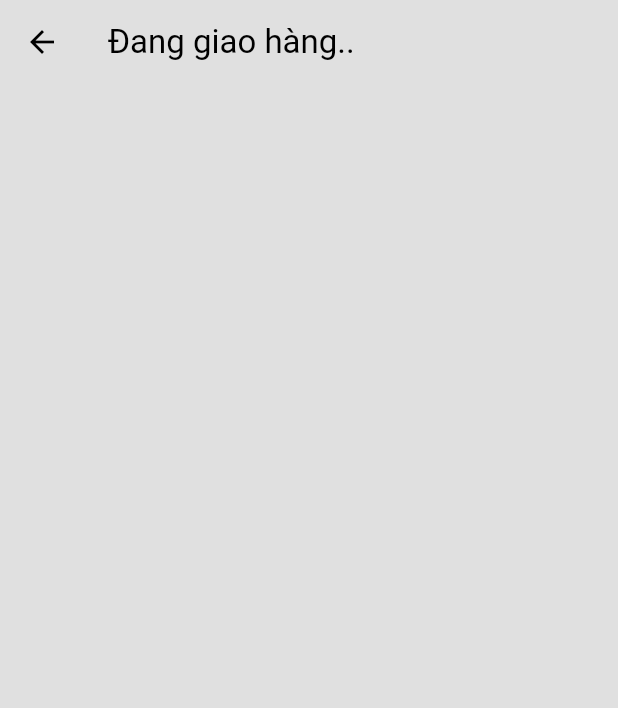
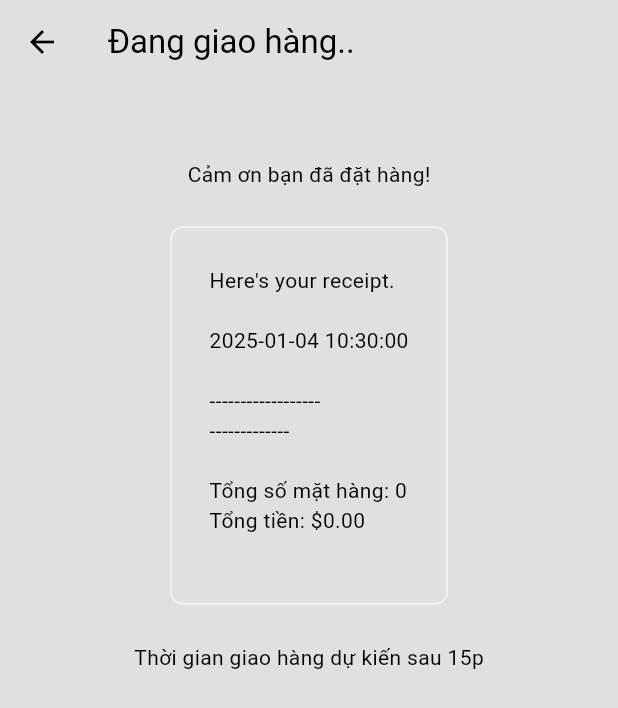
Before and after one commit to 9054NguyenCongKhanh/drink_app1, a Flutter app: the DeliveryProgressPage screen opened directly, on a phone screen of 412 x 824 dp. Shown: the top 708 px of the screen. Run offline on Flutter 3.47's test engine with Material 3 defaults, Android fonts, the light colour scheme and no system bars; our stand-ins replace flutter_credit_card.

Commit message:
Tạo hóa đơn và FE hóa đơn

```diff
--- /dev/null
+++ b/lib/components/my_receipt.dart
@@ -0,0 +1,37 @@
+import 'package:drink_app1/models/restaurant.dart';
+import 'package:flutter/material.dart';
+import 'package:provider/provider.dart';
+
+class MyReceipt extends StatelessWidget {
+  const MyReceipt({super.key});
+
+  @override
+  Widget build(BuildContext context) {
+    return Padding(
+      padding: const EdgeInsets.only(left: 25, right: 25, bottom: 25, top: 50),
+      child: Center(
+        child: Column(
+          mainAxisAlignment: MainAxisAlignment.center,
+          children: [
+            const Text("Cảm ơn bạn đã đặt hàng!"),
+            const SizedBox(height: 25),
+            Container(
+              decoration: BoxDecoration(
+                border:
+                    Border.all(color: Theme.of(context).colorScheme.secondary),
+                borderRadius: BorderRadius.circular(8),
+              ),
+              padding: const EdgeInsets.all(25),
+              child: Consumer<Restaurant>(
+                builder: (context, restaurant, child) =>
+                    Text(restaurant.displayCartReceipt()),
+              ),
+            ),
+            const SizedBox(height: 25),
+            const Text("Thời gian giao hàng dự kiến sau 15p"),
+          ],
+        ),
+      ),
+    );
+  }
+}
--- a/lib/models/restaurant.dart
+++ b/lib/models/restaurant.dart
@@ -1,6 +1,7 @@
 import 'package:collection/collection.dart';
 import 'package:drink_app1/models/cart_item.dart';
 import 'package:flutter/material.dart';
+import 'package:intl/intl.dart';
 
 import 'food.dart';
 
@@ -305,9 +306,45 @@ class Restaurant extends ChangeNotifier {
    //helper
 
   */
-  //generate a receipt
+  //tao hoa don
+  String displayCartReceipt() {
+    final receipt = StringBuffer();
+    receipt.writeln("Here's your receipt.");
+    receipt.writeln();
 
-  //format double value into money
+    // format ngay thanh toan tren hoa don
+    String formattedDate =
+        DateFormat('yyyy-MM-dd HH:mm:ss').format(DateTime.now());
+    receipt.writeln(formattedDate);
+    receipt.writeln();
+    receipt.writeln("------------------");
 
-  //format list of addons into a string summary
+    for (final cartItem in cart) {
+      receipt.writeln(
+          "${cartItem.quantity} x ${cartItem.food.name} - ${_formatPrice(cartItem.food.price)}");
+      if (cartItem.selectedAddons.isNotEmpty) {
+        receipt.writeln("   Them: ${_formatAddons(cartItem.selectedAddons)}");
+      }
+      receipt.writeln();
+    }
+
+    receipt.writeln("-------------");
+    receipt.writeln();
+    receipt.writeln("Tổng số mặt hàng: ${getTotalItemCoun()}");
+    receipt.writeln("Tổng tiền: ${_formatPrice(getTotalPrice())}");
+
+    return receipt.toString();
+  }
+
+  //format hoa don
+  String _formatPrice(double price) {
+    return "\$${price.toStringAsFixed(2)}";
+  }
+
+  //format sum do an them
+  String _formatAddons(List<Addon> addons) {
+    return addons
+        .map((addon) => "${addon.name} (${_formatPrice(addon.price)})")
+        .join(", ");
+  }
 }
--- a/lib/pages/delivery_progress_page.dart
+++ b/lib/pages/delivery_progress_page.dart
@@ -1,3 +1,4 @@
+import 'package:drink_app1/components/my_receipt.dart';
 import 'package:flutter/material.dart';
 
 class DeliveryProgressPage extends StatelessWidget {
@@ -6,7 +7,15 @@ class DeliveryProgressPage extends StatelessWidget {
   @override
   Widget build(BuildContext context) {
     return Scaffold(
-      appBar: AppBar(title: Text("Đang giao hàng.. ")),
+      appBar: AppBar(
+        title: Text("Đang giao hàng.. "),
+        backgroundColor: Colors.transparent,
+      ),
+      body: const Column(
+        children: [
+          MyReceipt(),
+        ],
+      ),
     );
   }
 }
--- a/lib/pages/payment_page.dart
+++ b/lib/pages/payment_page.dart
@@ -30,9 +30,9 @@ class _PaymentPageState extends State<PaymentPage> {
           content: SingleChildScrollView(
             child: ListBody(
               children: [
-                Text("Số thẻ: $cardNumber"),
-                Text("Ngày hết hạn: $expiryDate"),
-                Text("Tên chủ thẻ: $cardHolderName"),
+                Text("Cart Number: $cardNumber"),
+                Text("Expiry Date: $expiryDate"),
+                Text("Card Name: $cardHolderName"),
                 Text("CVVcode: $cvvCode"),
               ],
             ),
--- a/pubspec.yaml
+++ b/pubspec.yaml
@@ -37,6 +37,7 @@ dependencies:
   provider: ^6.1.2
   collection: ^1.19.0
   flutter_credit_card: ^4.0.1
+  intl: ^0.20.1
 
 dev_dependencies:
   flutter_test:
```
Also changed, not shown: pubspec.lock.
